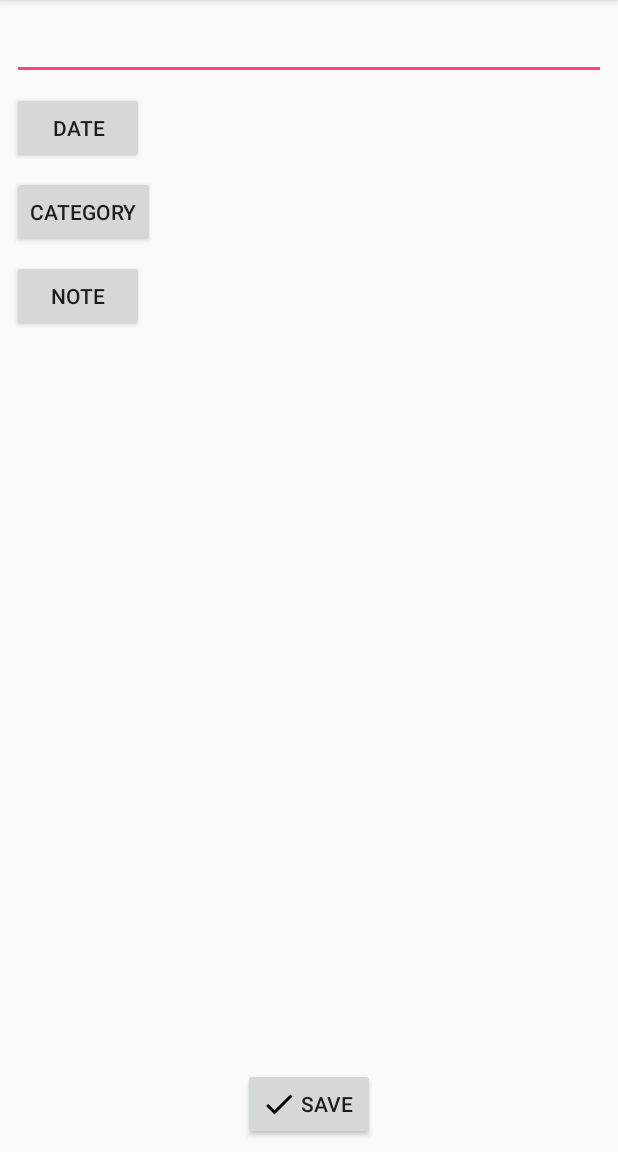
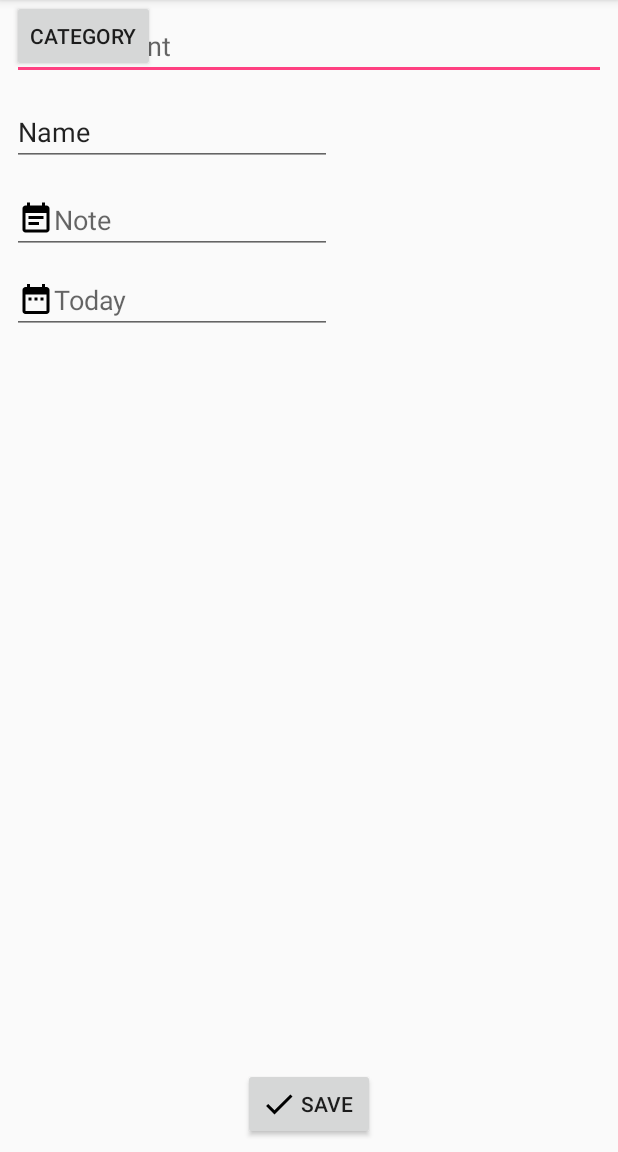
Before and after one commit to samuelekman/Tegdub, an Android app: the CreateEntry screen opened directly, with no data from a screen before it, on a phone screen of 412 x 824 dp, the part 84-1236 px from its top. Run offline under Robolectric (Android 15) with nearby library versions, the phone set to English and light mode, and no system bars.

Commit message:
Started to fix the layout of the views,

```diff
--- a/app/src/main/java/com/samuelekman/tegdub/CreateEntry.java
+++ b/app/src/main/java/com/samuelekman/tegdub/CreateEntry.java
@@ -9,10 +9,12 @@ import android.view.View;
 import android.widget.Button;
 import android.widget.DatePicker;
 import android.app.DatePickerDialog;
+import android.widget.EditText;
 
 import java.util.Calendar;
 
-import static com.samuelekman.tegdub.R.id.dateButton;
+
+import static com.samuelekman.tegdub.R.id.ammountTextField;
 
 public class CreateEntry extends AppCompatActivity implements DatePickerDialog.OnDateSetListener {
 
@@ -21,8 +23,9 @@ public class CreateEntry extends AppCompatActivity implements DatePickerDialog.O
         super.onCreate(savedInstanceState);
         setContentView(R.layout.activity_create_entry);
 
-        final Button dateButton = (Button) findViewById(R.id.dateButton);
-        dateButton.setOnClickListener(new View.OnClickListener(){
+        final EditText dateTextField = (EditText) findViewById(R.id.dateTextField);
+        dateTextField.setHint("Today");
+        dateTextField.setOnClickListener(new View.OnClickListener(){
             public void onClick(View v) {
                 showDatePicker();
             }
--- a/app/src/main/java/com/samuelekman/tegdub/model/SubCategory.java
+++ /dev/null
@@ -1,9 +0,0 @@
-package com.samuelekman.tegdub.model;
-
-/**
- * Created by samuel on 2017-11-13.
- */
-
-public class SubCategory extends Category {
-    private String name;
-}
--- a/app/src/main/java/com/samuelekman/tegdub/utils/FakeCategoryStorage.java
+++ b/app/src/main/java/com/samuelekman/tegdub/utils/FakeCategoryStorage.java
@@ -11,10 +11,10 @@ import java.util.ArrayList;
  */
 
 public class FakeCategoryStorage implements CategoryStore {
-    ArrayList<Category> getCategoryList(){
+        public ArrayList<Category> getCategoryList(){
         ArrayList<Category> dummyList = new ArrayList<Category>();
         dummyList.add(new Category(MainCategory.HOBBY,"Painting"));
         dummyList.add(new Category(MainCategory.HOBBY,"Painting"));
-
+        return dummyList;
     }
 }
--- /dev/null
+++ b/app/src/main/res/drawable/ic_attach_money_black_24dp.xml
@@ -0,0 +1,9 @@
+<vector xmlns:android="http://schemas.android.com/apk/res/android"
+        android:width="24dp"
+        android:height="24dp"
+        android:viewportWidth="24.0"
+        android:viewportHeight="24.0">
+    <path
+        android:fillColor="#FF000000"
+        android:pathData="M11.8,10.9c-2.27,-0.59 -3,-1.2 -3,-2.15 0,-1.09 1.01,-1.85 2.7,-1.85 1.78,0 2.44,0.85 2.5,2.1h2.21c-0.07,-1.72 -1.12,-3.3 -3.21,-3.81V3h-3v2.16c-1.94,0.42 -3.5,1.68 -3.5,3.61 0,2.31 1.91,3.46 4.7,4.13 2.5,0.6 3,1.48 3,2.41 0,0.69 -0.49,1.79 -2.7,1.79 -2.06,0 -2.87,-0.92 -2.98,-2.1h-2.2c0.12,2.19 1.76,3.42 3.68,3.83V21h3v-2.15c1.95,-0.37 3.5,-1.5 3.5,-3.55 0,-2.84 -2.43,-3.81 -4.7,-4.4z"/>
+</vector>
--- /dev/null
+++ b/app/src/main/res/drawable/ic_date_range_black_24dp.xml
@@ -0,0 +1,9 @@
+<vector xmlns:android="http://schemas.android.com/apk/res/android"
+        android:width="24dp"
+        android:height="24dp"
+        android:viewportWidth="24.0"
+        android:viewportHeight="24.0">
+    <path
+        android:fillColor="#FF000000"
+        android:pathData="M9,11L7,11v2h2v-2zM13,11h-2v2h2v-2zM17,11h-2v2h2v-2zM19,4h-1L18,2h-2v2L8,4L8,2L6,2v2L5,4c-1.11,0 -1.99,0.9 -1.99,2L3,20c0,1.1 0.89,2 2,2h14c1.1,0 2,-0.9 2,-2L21,6c0,-1.1 -0.9,-2 -2,-2zM19,20L5,20L5,9h14v11z"/>
+</vector>
--- /dev/null
+++ b/app/src/main/res/drawable/ic_event_note_black_24dp.xml
@@ -0,0 +1,9 @@
+<vector xmlns:android="http://schemas.android.com/apk/res/android"
+        android:width="24dp"
+        android:height="24dp"
+        android:viewportWidth="24.0"
+        android:viewportHeight="24.0">
+    <path
+        android:fillColor="#FF000000"
+        android:pathData="M17,10L7,10v2h10v-2zM19,3h-1L18,1h-2v2L8,3L8,1L6,1v2L5,3c-1.11,0 -1.99,0.9 -1.99,2L3,19c0,1.1 0.89,2 2,2h14c1.1,0 2,-0.9 2,-2L21,5c0,-1.1 -0.9,-2 -2,-2zM19,19L5,19L5,8h14v11zM14,14L7,14v2h7v-2z"/>
+</vector>
--- /dev/null
+++ b/app/src/main/res/drawable/ic_folder_black_24dp.xml
@@ -0,0 +1,9 @@
+<vector xmlns:android="http://schemas.android.com/apk/res/android"
+        android:width="24dp"
+        android:height="24dp"
+        android:viewportWidth="24.0"
+        android:viewportHeight="24.0">
+    <path
+        android:fillColor="#FF000000"
+        android:pathData="M10,4H4c-1.1,0 -1.99,0.9 -1.99,2L2,18c0,1.1 0.9,2 2,2h16c1.1,0 2,-0.9 2,-2V8c0,-1.1 -0.9,-2 -2,-2h-8l-2,-2z"/>
+</vector>
--- a/app/src/main/res/layout/activity_create_entry.xml
+++ b/app/src/main/res/layout/activity_create_entry.xml
@@ -9,11 +9,13 @@
     tools:layout_editor_absoluteX="0dp">
 
     <EditText
-        android:id="@+id/editText"
+        android:id="@+id/ammountTextField"
         android:layout_width="0dp"
         android:layout_height="wrap_content"
         android:ems="10"
         android:inputType="number"
+        android:drawableLeft="@drawable/ic_attach_money_black_24dp"
+        android:hint="ammount"
         android:layout_marginStart="8dp"
         android:layout_marginEnd="8dp"
         android:layout_marginRight="8dp"
@@ -30,34 +32,9 @@
         android:text="Category"
         android:layout_marginStart="8dp"
         android:layout_marginEnd="8dp"
-        android:layout_marginLeft="8dp"
+        android:layout_marginLeft="16dp"
         app:layout_constraintLeft_toLeftOf="parent"
-        android:layout_marginTop="8dp"
-        app:layout_constraintTop_toBottomOf="@+id/dateButton" />
-
-    <Button
-        android:id="@+id/noteButton"
-        android:layout_width="0dp"
-        android:layout_height="wrap_content"
-        android:text="Note"
-        android:layout_marginStart="8dp"
-        android:layout_marginEnd="8dp"
-        android:layout_marginTop="8dp"
-        app:layout_constraintTop_toBottomOf="@+id/categoryButton"
-        android:layout_marginLeft="8dp"
-        app:layout_constraintLeft_toLeftOf="parent" />
-
-    <Button
-        android:id="@+id/dateButton"
-        android:layout_width="0dp"
-        android:layout_height="wrap_content"
-        android:text="Date"
-        android:layout_marginStart="8dp"
-        android:layout_marginEnd="8dp"
-        android:layout_marginTop="8dp"
-        app:layout_constraintTop_toBottomOf="@+id/editText"
-        android:layout_marginLeft="8dp"
-        app:layout_constraintLeft_toLeftOf="parent" />
+        tools:layout_editor_absoluteY="206dp" />
 
     <Button
         android:id="@+id/saveTransactionButton"
@@ -71,4 +48,45 @@
         app:layout_constraintRight_toRightOf="parent"
         android:layout_marginLeft="8dp"
         app:layout_constraintLeft_toLeftOf="parent" />
+
+    <EditText
+        android:id="@+id/noteTextField"
+        android:layout_width="0dp"
+        android:layout_height="wrap_content"
+        android:ems="10"
+        android:inputType="textPersonName"
+        android:hint="Note"
+        android:drawableLeft="@drawable/ic_event_note_black_24dp"
+        app:layout_constraintBottom_toBottomOf="parent"
+        android:layout_marginBottom="159dp"
+        android:layout_marginTop="8dp"
+        app:layout_constraintTop_toBottomOf="@+id/categoryButton"
+        app:layout_constraintVertical_bias="0.134"
+        android:layout_marginLeft="8dp"
+        app:layout_constraintLeft_toLeftOf="parent" />
+
+    <EditText
+        android:id="@+id/dateTextField"
+        android:layout_width="wrap_content"
+        android:layout_height="wrap_content"
+        android:ems="10"
+        android:focusable="false"
+        android:inputType="date"
+        android:layout_marginTop="8dp"
+        android:drawableLeft="@drawable/ic_date_range_black_24dp"
+        app:layout_constraintTop_toBottomOf="@+id/noteTextField"
+        android:layout_marginLeft="8dp"
+        app:layout_constraintLeft_toLeftOf="parent" />
+
+    <EditText
+        android:id="@+id/categoryTextField"
+        android:layout_width="wrap_content"
+        android:layout_height="wrap_content"
+        android:ems="10"
+        android:inputType="textPersonName"
+        android:text="Name"
+        android:layout_marginTop="12dp"
+        app:layout_constraintTop_toBottomOf="@+id/ammountTextField"
+        android:layout_marginLeft="8dp"
+        app:layout_constraintLeft_toLeftOf="parent" />
 </android.support.constraint.ConstraintLayout>
```
